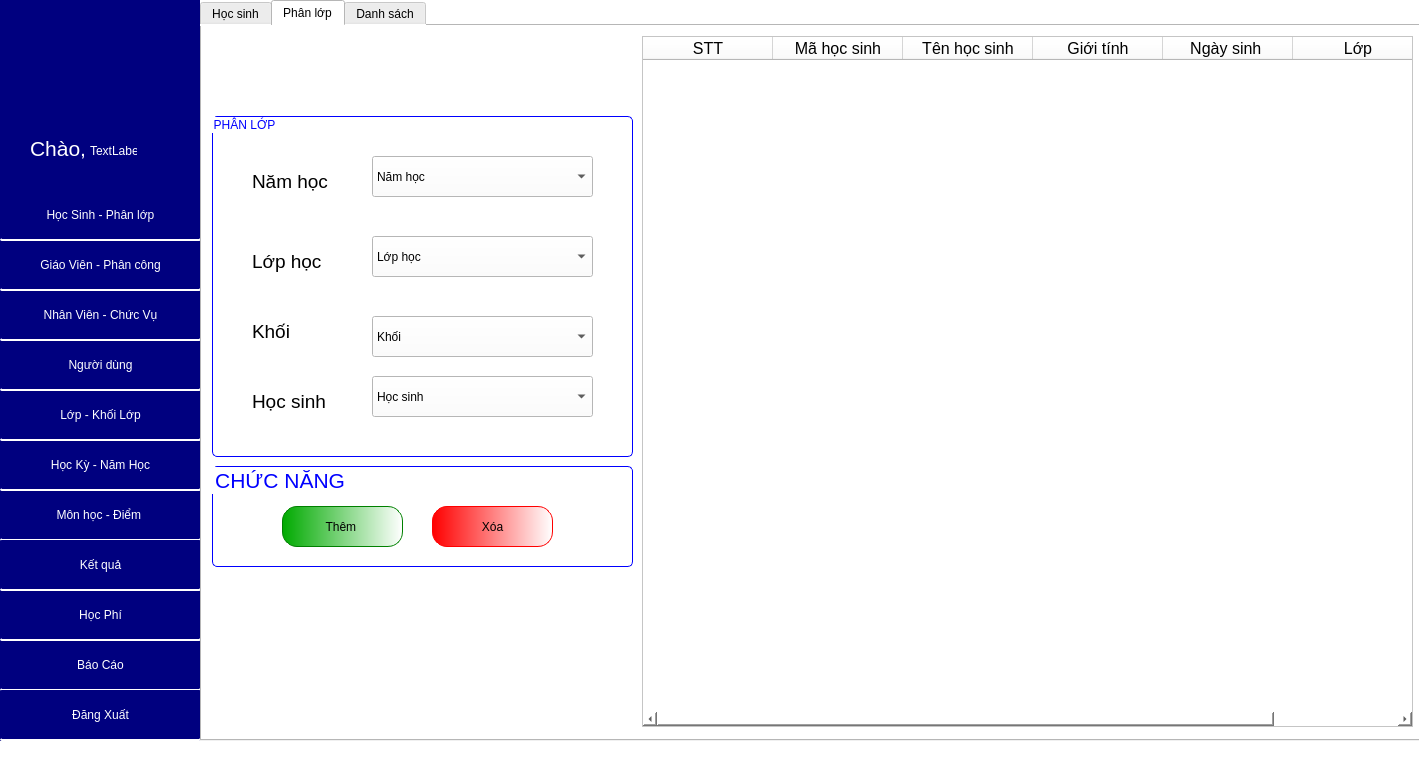
First picture: the form in GUI/TrangChu.ui, repository phuthuy44/Student--py, before the edit.
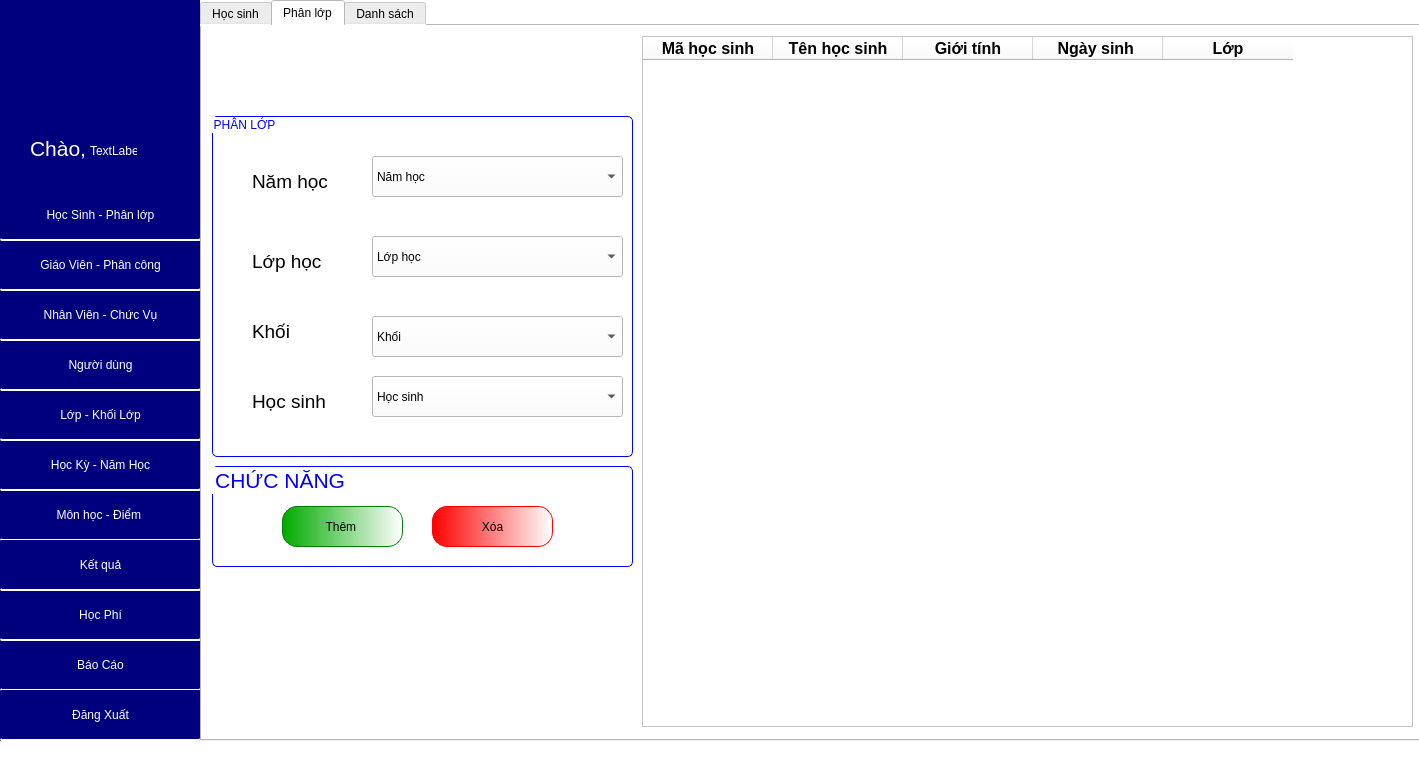
Second picture: the form after the edit.

```diff
--- a/GUI/TrangChu.ui
+++ b/GUI/TrangChu.ui
@@ -1369,7 +1369,7 @@
           <rect>
            <x>160</x>
            <y>40</y>
-           <width>221</width>
+           <width>251</width>
            <height>41</height>
           </rect>
          </property>
@@ -1389,7 +1389,7 @@
           <rect>
            <x>160</x>
            <y>200</y>
-           <width>221</width>
+           <width>251</width>
            <height>41</height>
           </rect>
          </property>
@@ -1409,7 +1409,7 @@
           <rect>
            <x>160</x>
            <y>120</y>
-           <width>221</width>
+           <width>251</width>
            <height>41</height>
           </rect>
          </property>
@@ -1467,7 +1467,7 @@
           <rect>
            <x>160</x>
            <y>260</y>
-           <width>221</width>
+           <width>251</width>
            <height>41</height>
           </rect>
          </property>
@@ -1573,17 +1573,6 @@
         <attribute name="horizontalHeaderDefaultSectionSize">
          <number>130</number>
         </attribute>
-        <column>
-         <property name="text">
-          <string>STT</string>
-         </property>
-         <property name="font">
-          <font>
-           <family>Tahoma</family>
-           <pointsize>12</pointsize>
-          </font>
-         </property>
-        </column>
         <column>
          <property name="text">
           <string>Mã học sinh</string>
@@ -1592,8 +1581,13 @@
           <font>
            <family>Tahoma</family>
            <pointsize>12</pointsize>
+           <weight>75</weight>
+           <bold>true</bold>
           </font>
          </property>
+         <property name="textAlignment">
+          <set>AlignCenter</set>
+         </property>
         </column>
         <column>
          <property name="text">
@@ -1603,8 +1597,13 @@
           <font>
            <family>Tahoma</family>
            <pointsize>12</pointsize>
+           <weight>75</weight>
+           <bold>true</bold>
           </font>
          </property>
+         <property name="textAlignment">
+          <set>AlignCenter</set>
+         </property>
         </column>
         <column>
          <property name="text">
@@ -1614,8 +1613,13 @@
           <font>
            <family>Tahoma</family>
            <pointsize>12</pointsize>
+           <weight>75</weight>
+           <bold>true</bold>
           </font>
          </property>
+         <property name="textAlignment">
+          <set>AlignCenter</set>
+         </property>
         </column>
         <column>
          <property name="text">
@@ -1625,8 +1629,13 @@
           <font>
            <family>Tahoma</family>
            <pointsize>12</pointsize>
+           <weight>75</weight>
+           <bold>true</bold>
           </font>
          </property>
+         <property name="textAlignment">
+          <set>AlignCenter</set>
+         </property>
         </column>
         <column>
          <property name="text">
@@ -1636,8 +1645,13 @@
           <font>
            <family>Tahoma</family>
            <pointsize>12</pointsize>
+           <weight>75</weight>
+           <bold>true</bold>
           </font>
          </property>
+         <property name="textAlignment">
+          <set>AlignCenter</set>
+         </property>
         </column>
        </widget>
       </widget>
```
